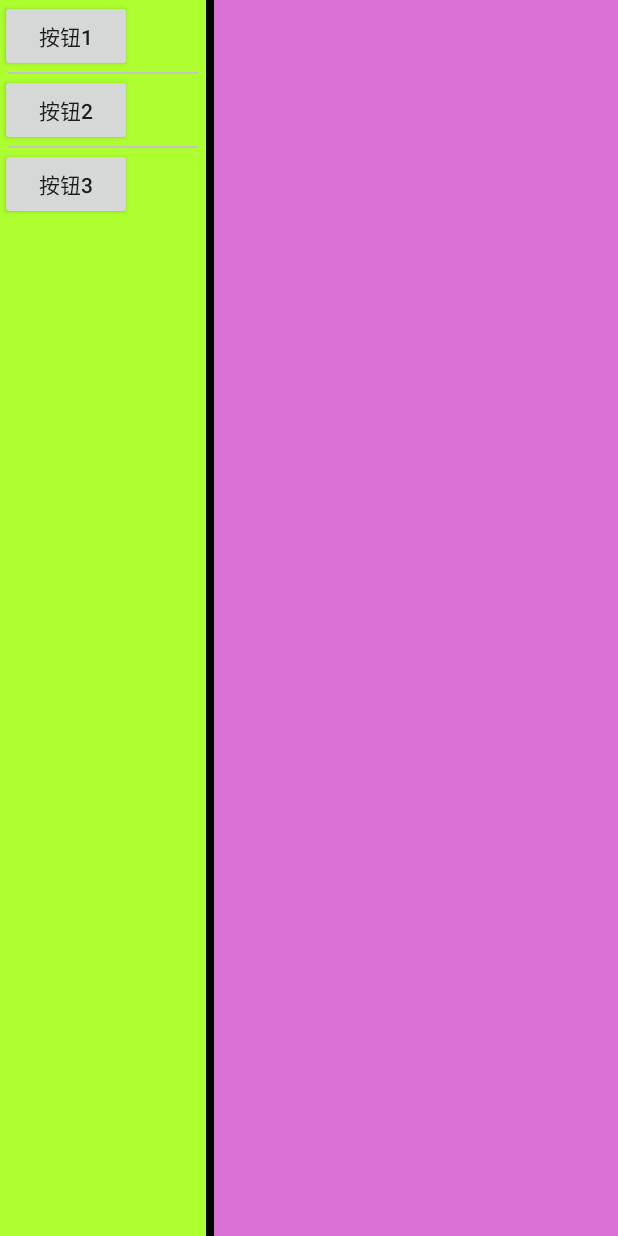
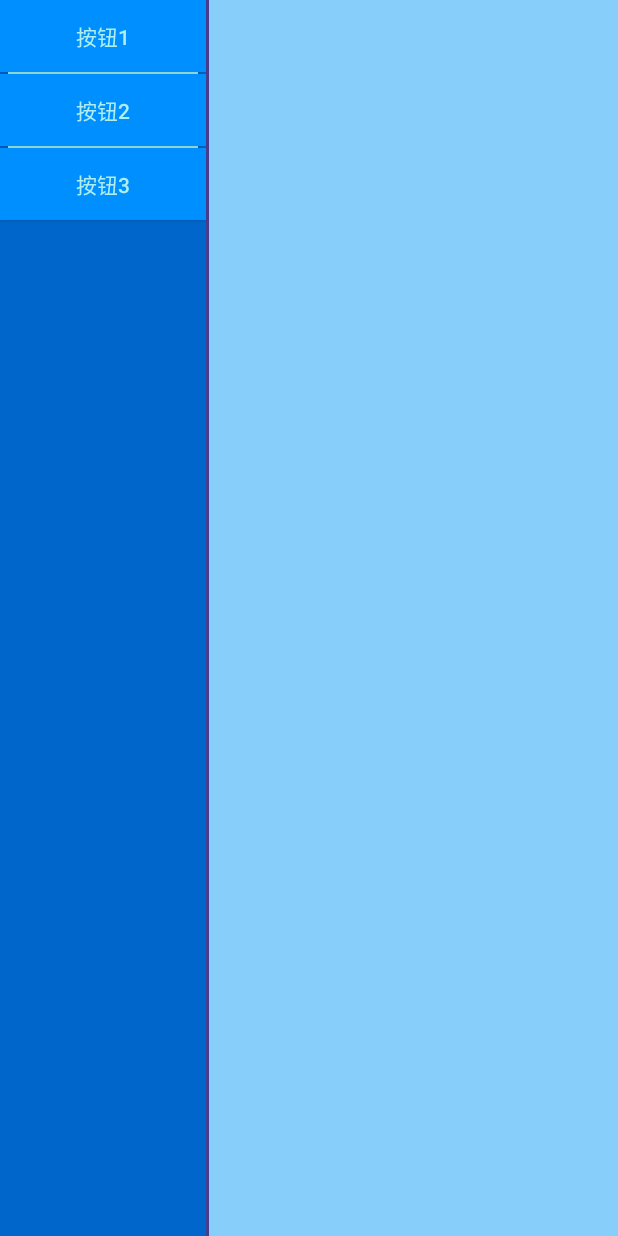
Before and after one commit to IcyLeaves/Beginning, an Android app: the screen it shows after launch (MainActivity), on a phone screen of 412 x 824 dp. Run offline under Robolectric (Android 15) with nearby library versions, the phone set to English and light mode, and no system bars.

Commit message:
LinearLayout-普通审美的颜色更替版本

```diff
--- a/FirstApplication/app/src/main/res/layout/activity_main.xml
+++ b/FirstApplication/app/src/main/res/layout/activity_main.xml
@@ -10,25 +10,31 @@
         android:layout_width="0dp"
         android:layout_height="fill_parent"
         android:layout_weight="1"
-        android:background="#ADFF2F"
-        android:divider="@drawable/divideline"
+        android:background="#0066CC"
+        android:divider="@drawable/divideline2"
         android:dividerPadding="5dp"
         android:orientation="vertical"
         android:showDividers="middle">
 
         <Button
-            android:layout_width="wrap_content"
+            android:layout_width="match_parent"
             android:layout_height="wrap_content"
+            android:background="#008FFF"
+            android:textColor="#AFEEEE"
             android:text="按钮1" />
 
         <Button
-            android:layout_width="wrap_content"
+            android:layout_width="match_parent"
             android:layout_height="wrap_content"
+            android:background="#008FFF"
+            android:textColor="#AFEEEE"
             android:text="按钮2" />
 
         <Button
-            android:layout_width="wrap_content"
+            android:layout_width="match_parent"
             android:layout_height="wrap_content"
+            android:background="#008FFF"
+            android:textColor="#AFEEEE"
             android:text="按钮3" />
 
     </LinearLayout>
@@ -37,11 +43,11 @@
         android:layout_width="0dp"
         android:layout_height="fill_parent"
         android:layout_weight="2"
-        android:background="#DA70D6">
+        android:background="#87CEFA">
 
         <View
-            android:layout_width="5dp"
+            android:layout_width="2dp"
             android:layout_height="match_parent"
-            android:background="#000000" />
+            android:background="#483D8B" />
     </LinearLayout>
 </LinearLayout>
```
Also changed, not shown: FirstApplication/app/src/main/res/drawable/divideline2.png (added).
